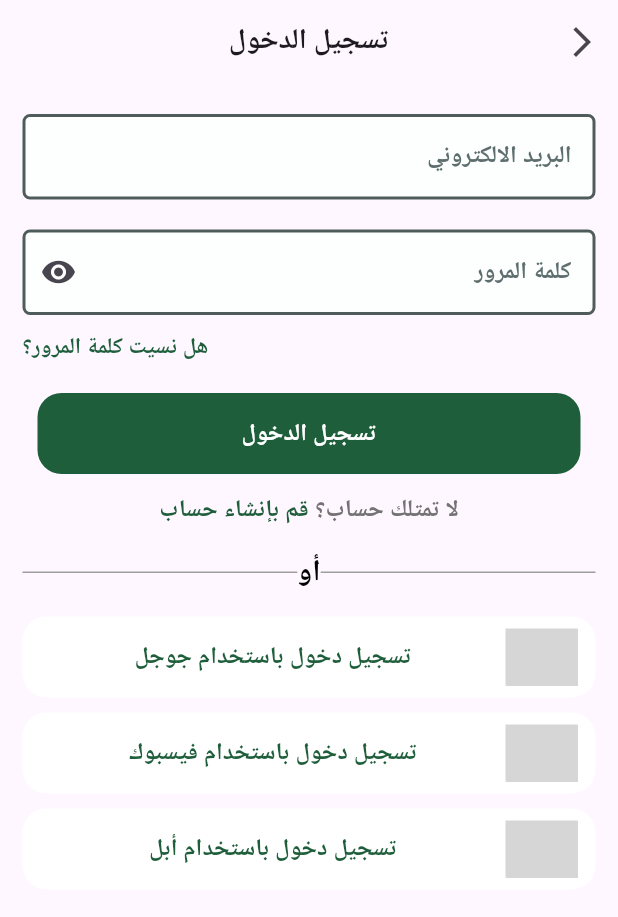
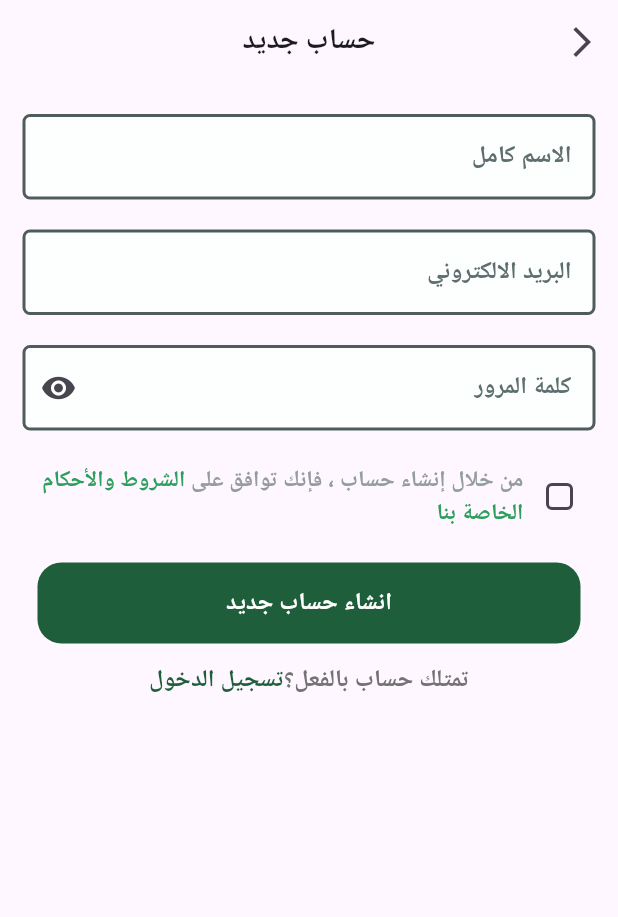
Before and after one commit to Fady-Esam/fruits-app, a Flutter app: the screen it shows after launch, after a tap on "تخط", after a tap on "قم بإنشاء حساب", on a phone screen of 412 x 824 dp. Shown: the top 917 px of the screen. Run offline on Flutter 3.47's test engine with Material 3 defaults, Android fonts, the phone set to English and light mode, and no system bars; our stand-ins replace dots_indicator, hive_flutter; missing offline and left inert: svg_flutter; accounts and stored records are empty; grey boxes are pictures that could not be loaded.

Commit message:
create signup view

```diff
--- /dev/null
+++ b/lib/Features/auth/presentation/views/signup_view.dart
@@ -0,0 +1,24 @@
+import 'package:flutter/material.dart';
+import 'package:fruits_app/core/functions/build_app_bar.dart';
+
+import 'widgets/signup_view_body.dart';
+
+class SignupView extends StatefulWidget {
+  const SignupView({super.key});
+  static const String routeName = "signup";
+  @override
+  State<SignupView> createState() => _SignupViewState();
+}
+
+class _SignupViewState extends State<SignupView> {
+  @override
+  Widget build(BuildContext context) {
+    return Scaffold(
+      appBar: buildAppBar(
+        context,
+        text: "حساب جديد",
+      ),
+      body: SignupViewBody(),
+    );
+  }
+}
--- a/lib/Features/auth/presentation/views/widgets/login_view_body.dart
+++ b/lib/Features/auth/presentation/views/widgets/login_view_body.dart
@@ -1,4 +1,5 @@
 import 'package:flutter/material.dart';
+import 'package:fruits_app/Features/auth/presentation/views/signup_view.dart';
 import 'package:fruits_app/core/classes/app_colors.dart';
 import 'package:fruits_app/core/classes/svg_images_handler.dart';
 import 'package:fruits_app/core/classes/text_styles.dart';
@@ -51,7 +52,12 @@ class LoginViewBody extends StatelessWidget {
             mainAxisAlignment: MainAxisAlignment.center,
             children: [
               GestureDetector(
-                onTap: () {},
+                onTap: () {
+                  Navigator.pushNamed(
+                    context,
+                    SignupView.routeName,
+                  );
+                },
                 child: Text(
                   "قم بإنشاء حساب",
                   textAlign: TextAlign.left,
--- /dev/null
+++ b/lib/Features/auth/presentation/views/widgets/signup_view_body.dart
@@ -0,0 +1,80 @@
+import 'package:flutter/material.dart';
+import 'package:fruits_app/Features/auth/presentation/views/login_view.dart';
+import 'package:fruits_app/core/widgets/custom_text_form_field.dart';
+
+import '../../../../../core/classes/app_colors.dart';
+import '../../../../../core/classes/text_styles.dart';
+import '../../../../../core/widgets/custom_button.dart';
+import '../signup_view.dart';
+import 'terms_and_conditions.dart';
+
+class SignupViewBody extends StatefulWidget {
+  const SignupViewBody({super.key});
+
+  @override
+  State<SignupViewBody> createState() => _SignupViewBodyState();
+}
+
+class _SignupViewBodyState extends State<SignupViewBody> {
+  @override
+  Widget build(BuildContext context) {
+    return Padding(
+      padding: const EdgeInsets.symmetric(horizontal: 15),
+      child: Column(
+        children: [
+          const SizedBox(height: 20),
+          CustomTextFormField(
+            hintText: "الاسم كامل",
+            textInputType: TextInputType.name,
+          ),
+          const SizedBox(height: 20),
+          CustomTextFormField(
+            hintText: "البريد الالكتروني",
+            textInputType: TextInputType.emailAddress,
+          ),
+          const SizedBox(height: 20),
+          CustomTextFormField(
+            hintText: "كلمة المرور",
+            textInputType: TextInputType.visiblePassword,
+            prefixIcon: Icon(Icons.remove_red_eye),
+          ),
+          const SizedBox(height: 20),
+          TermsAndConditions(),
+          const SizedBox(height: 20),
+          CustomButton(
+            onPressed: () {},
+            text: "انشاء حساب جديد",
+          ),
+          const SizedBox(height: 12),
+          Row(
+            mainAxisAlignment: MainAxisAlignment.center,
+            children: [
+              GestureDetector(
+                onTap: () {
+                  Navigator.pushReplacementNamed(
+                    context,
+                    LogInView.routeName,
+                  );
+                },
+                child: Text(
+                  "تسجيل الدخول",
+                  textAlign: TextAlign.left,
+                  style: TextStyles.semiBold16.copyWith(
+                    color: AppColors.primaryColor,
+                  ),
+                ),
+              ),
+              Text(
+                "تمتلك حساب بالفعل؟",
+                textAlign: TextAlign.left,
+                style: TextStyles.semiBold16.copyWith(
+                  color: const Color.fromARGB(255, 116, 115, 115),
+                ),
+              ),
+            ],
+          ),
+        ],
+      ),
+    );
+  }
+}
--- /dev/null
+++ b/lib/Features/auth/presentation/views/widgets/terms_and_conditions.dart
@@ -0,0 +1,75 @@
+import 'package:flutter/material.dart';
+
+import '../../../../../core/classes/app_colors.dart';
+import '../../../../../core/classes/text_styles.dart';
+
+class TermsAndConditions extends StatefulWidget {
+  const TermsAndConditions({super.key});
+
+  @override
+  State<TermsAndConditions> createState() => _TermsAndConditionsState();
+}
+
+class _TermsAndConditionsState extends State<TermsAndConditions> {
+  bool isChecked = false;
+  @override
+  Widget build(BuildContext context) {
+    return Row(
+      children: [
+        Expanded(
+          child: Text.rich(
+            TextSpan(
+              children: [
+                TextSpan(
+                  text: 'من خلال إنشاء حساب ، فإنك توافق على ',
+                  style: TextStyles.semiBold13.copyWith(
+                    color: const Color(0xFF949D9E),
+                  ),
+                ),
+                TextSpan(
+                  text: 'الشروط والأحكام',
+                  style: TextStyles.semiBold13.copyWith(
+                    color: AppColors.lightPrimaryColor,
+                  ),
+                ),
+                const TextSpan(
+                  text: ' ',
+                  style: TextStyles.semiBold13,
+                ),
+                TextSpan(
+                  text: 'الخاصة',
+                  style: TextStyles.semiBold13.copyWith(
+                    color: AppColors.lightPrimaryColor,
+                  ),
+                ),
+                const TextSpan(
+                  text: ' ',
+                  style: TextStyles.semiBold13,
+                ),
+                TextSpan(
+                  text: 'بنا',
+                  style: TextStyles.semiBold13
+                      .copyWith(color: AppColors.lightPrimaryColor),
+                ),
+              ],
+            ),
+            textAlign: TextAlign.right,
+          ),
+        ),
+        Checkbox(
+          shape: RoundedRectangleBorder(
+            borderRadius: BorderRadius.circular(
+              4,
+            ),
+          ),
+          value: isChecked,
+          onChanged: (value) {
+            setState(() {
+              isChecked = value ?? false;
+            });
+          },
+        ),
+      ],
+    );
+  }
+}
--- a/lib/core/functions/build_app_bar.dart
+++ b/lib/core/functions/build_app_bar.dart
@@ -4,6 +4,7 @@ import '../classes/text_styles.dart';
 
 AppBar buildAppBar(BuildContext context, {required String text}) {
   return AppBar(
+    automaticallyImplyLeading: false,
     actions: [
       IconButton(
         icon: Transform.rotate(
--- a/lib/core/functions/on_generate_routes.dart
+++ b/lib/core/functions/on_generate_routes.dart
@@ -3,6 +3,7 @@ import 'package:flutter/material.dart';
 import '../../Features/On_Boarding/presentation/views/on_board_view.dart';
 import '../../Features/Splash/presentation/views/splash_view.dart';
 import '../../Features/auth/presentation/views/login_view.dart';
+import '../../Features/auth/presentation/views/signup_view.dart';
 
 Route<dynamic> onGenerateRoutes(RouteSettings settings) {
   switch (settings.name) {
@@ -10,6 +11,8 @@ Route<dynamic> onGenerateRoutes(RouteSettings settings) {
       return MaterialPageRoute(builder: (_) => const OnBoardView());
     case LogInView.routeName:
       return MaterialPageRoute(builder: (_) => const LogInView());
+    case SignupView.routeName:
+      return MaterialPageRoute(builder: (_) => const SignupView());
     default:
       return MaterialPageRoute(builder: (_) => const SplashView());
   }
```
